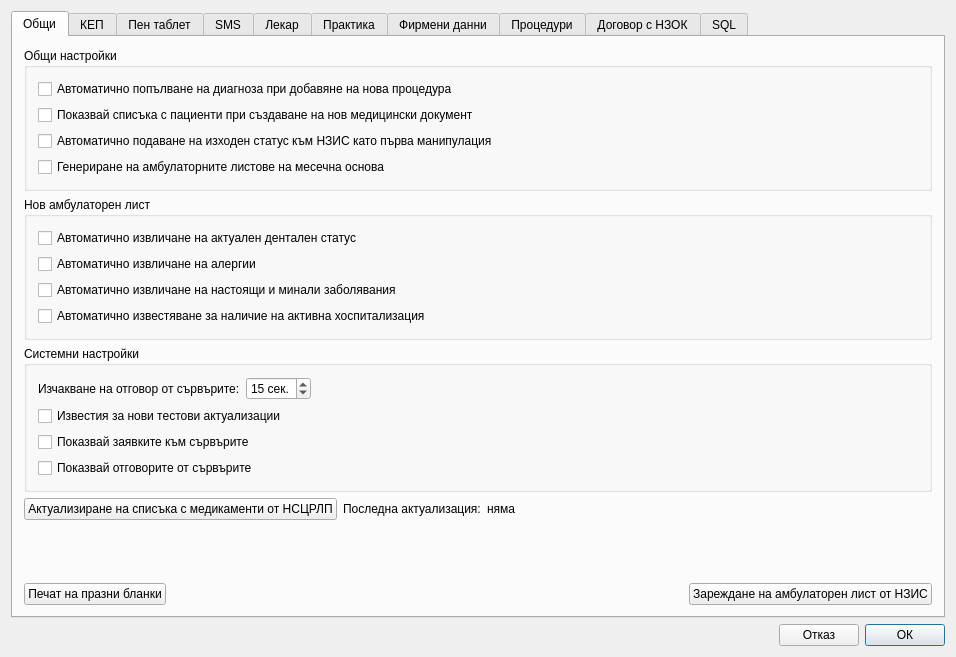
The window that src/View/Widgets/SettingsDialog.ui (thefinalcutbg/DinoDent) describes before a commit, drawn with Qt 5.
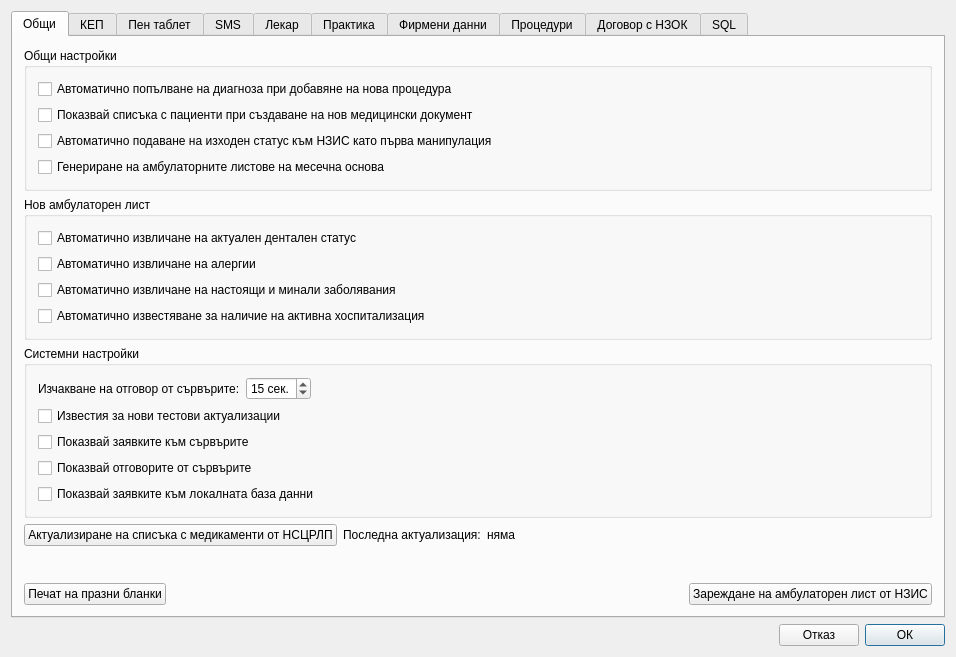
The same window after the commit. Custom widgets are drawn as their Qt base class.

Commit message: database debug query dialog option added

```diff
--- a/src/View/Widgets/SettingsDialog.ui
+++ b/src/View/Widgets/SettingsDialog.ui
@@ -187,6 +187,13 @@
             </property>
            </widget>
           </item>
+          <item>
+           <widget class="QCheckBox" name="localDbCheck">
+            <property name="text">
+             <string>Показвай заявките към локалната база данни</string>
+            </property>
+           </widget>
+          </item>
          </layout>
         </widget>
        </item>
```
The commit also changes 5 other files.
